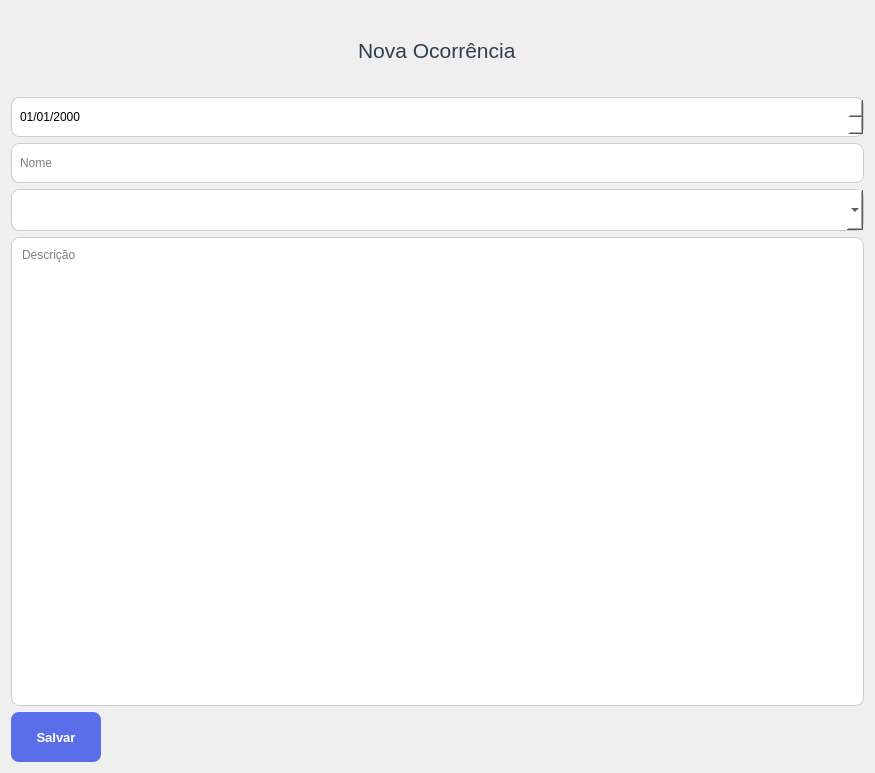
Before: the Qt Designer form App/view/ui/newReport.ui in Caiquef80/Gerenciamento-Escolar, drawn with Qt 5.
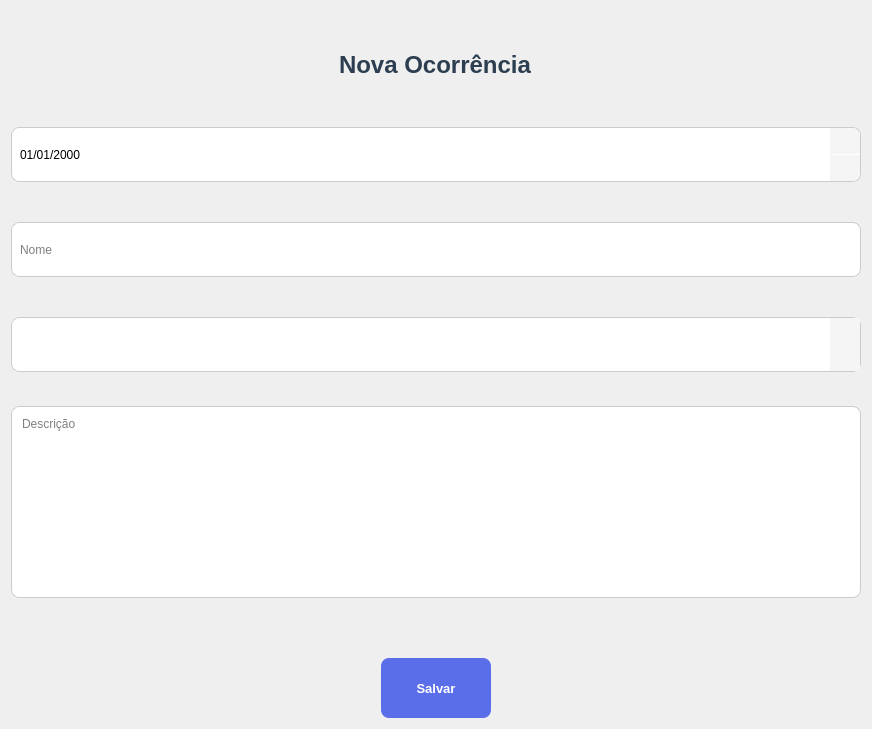
After: the same form once the commit is applied. Icons and pictures are not drawn.

Commit message: fix(reportCardUI e newReportUI) (#122)

Patch:
```diff
--- a/App/view/ui/newReport.ui
+++ b/App/view/ui/newReport.ui
@@ -6,8 +6,8 @@
    <rect>
     <x>0</x>
     <y>0</y>
-    <width>875</width>
-    <height>773</height>
+    <width>872</width>
+    <height>729</height>
    </rect>
   </property>
   <property name="minimumSize">
@@ -31,7 +31,7 @@
     color: #2c3e50;
 }
 
-QLineEdit, QDateTimeEdit, QComboBox, QTextEdit {
+QLineEdit, QComboBox, QTextEdit {
     border: 1px solid #ccc;
     border-radius: 8px;
     padding: 6px;
@@ -46,7 +46,7 @@
     color: white;
     border-radius: 8px;
 	font-size: 13px;
-	font: bold
+	font-weight: bold
 }
 QPushButton:hover {
     background-color: #4a5ed8;  
@@ -55,14 +55,92 @@
 QPushButton:pressed {
     background-color: #3f50c7; 
 }
+
+QComboBox {
+    border-radius: 8px;
+	font-family: &quot;Segoe UI&quot;, &quot;Arial&quot;, sans-serif;
+    padding: 8px;
+}
+
+QComboBox QAbstractItemView {
+    border: 1px solid #a9a9a9;
+    background: white;
+    selection-background-color: #5B6EE9;
+    selection-color: white;
+    padding: 5px;
+}
+
+QComboBox::drop-down {
+    subcontrol-origin: padding;
+    subcontrol-position: top right;
+    width: 30px;
+    background-color: #f5f5f5;
+}
+
+QComboBox::down-arrow {
+    image: url(C:/xampp/htdocs/Gerenciamento-Escolar/App/view/ui/imagens/arrow-down.png);
+    width: 14px;
+    height: 14px;
+}
+
+QDateTimeEdit {
+    border: 1px solid #ccc;
+    border-radius: 8px;
+    padding: 6px;
+    background: white;
+}
+
+QDateTimeEdit::up-button,
+QDateTimeEdit::down-button {
+    width: 30px;
+    background-color: #f5f5f5;
+    border: none;
+}
+
+QDateTimeEdit::up-button {
+    border-top-right-radius: 8px;
+}
+
+QDateTimeEdit::down-button {
+    border-bottom-right-radius: 8px;
+}
+QDateTimeEdit::up-arrow {
+    image: url(C:/xampp/htdocs/Gerenciamento-Escolar/App/view/ui/imagens/arrow-up.png);
+    width: 14px;
+    height: 14px;
+}
+
+QDateTimeEdit::down-arrow {
+    image: url(C:/xampp/htdocs/Gerenciamento-Escolar/App/view/ui/imagens/arrow-down.png);
+    width: 14px;
+    height: 14px;
+}
+
+
 </string>
   </property>
   <layout class="QVBoxLayout" name="verticalLayout_2">
    <item>
-    <layout class="QVBoxLayout" name="verticalLayout" stretch="0,0,0,0,0,0">
+    <layout class="QVBoxLayout" name="verticalLayout">
+     <property name="spacing">
+      <number>0</number>
+     </property>
      <property name="bottomMargin">
       <number>0</number>
      </property>
+     <item>
+      <spacer name="verticalSpacer">
+       <property name="orientation">
+        <enum>Qt::Vertical</enum>
+       </property>
+       <property name="sizeHint" stdset="0">
+        <size>
+         <width>20</width>
+         <height>40</height>
+        </size>
+       </property>
+      </spacer>
+     </item>
      <item alignment="Qt::AlignHCenter">
       <widget class="QLabel" name="label">
        <property name="maximumSize">
@@ -72,12 +150,31 @@
         </size>
        </property>
        <property name="text">
-        <string>&lt;html&gt;&lt;head/&gt;&lt;body&gt;&lt;p&gt;&lt;span style=&quot; font-size:16pt; font-weight:400;&quot;&gt;Nova Ocorrência&lt;/span&gt;&lt;/p&gt;&lt;/body&gt;&lt;/html&gt;</string>
+        <string>&lt;html&gt;&lt;head/&gt;&lt;body&gt;&lt;p&gt;&lt;span style=&quot; font-size:18pt; font-weight:600;&quot;&gt;Nova Ocorrência&lt;/span&gt;&lt;/p&gt;&lt;/body&gt;&lt;/html&gt;</string>
        </property>
       </widget>
      </item>
+     <item>
+      <spacer name="verticalSpacer_2">
+       <property name="orientation">
+        <enum>Qt::Vertical</enum>
+       </property>
+       <property name="sizeHint" stdset="0">
+        <size>
+         <width>20</width>
+         <height>40</height>
+        </size>
+       </property>
+      </spacer>
+     </item>
      <item>
       <widget class="QDateTimeEdit" name="dataOcorrencia">
+       <property name="minimumSize">
+        <size>
+         <width>0</width>
+         <height>55</height>
+        </size>
+       </property>
        <property name="maximumSize">
         <size>
          <width>16777215</width>
@@ -89,8 +186,27 @@
        </property>
       </widget>
      </item>
+     <item>
+      <spacer name="verticalSpacer_3">
+       <property name="orientation">
+        <enum>Qt::Vertical</enum>
+       </property>
+       <property name="sizeHint" stdset="0">
+        <size>
+         <width>20</width>
+         <height>40</height>
+        </size>
+       </property>
+      </spacer>
+     </item>
      <item>
       <widget class="QLineEdit" name="nomeOcorrencia">
+       <property name="minimumSize">
+        <size>
+         <width>0</width>
+         <height>55</height>
+        </size>
+       </property>
        <property name="maximumSize">
         <size>
          <width>16777215</width>
@@ -105,6 +221,19 @@
        </property>
       </widget>
      </item>
+     <item>
+      <spacer name="verticalSpacer_4">
+       <property name="orientation">
+        <enum>Qt::Vertical</enum>
+       </property>
+       <property name="sizeHint" stdset="0">
+        <size>
+         <width>20</width>
+         <height>40</height>
+        </size>
+       </property>
+      </spacer>
+     </item>
      <item>
       <widget class="QComboBox" name="responsavelCombo">
        <property name="sizePolicy">
@@ -113,6 +242,12 @@
          <verstretch>0</verstretch>
         </sizepolicy>
        </property>
+       <property name="minimumSize">
+        <size>
+         <width>0</width>
+         <height>55</height>
+        </size>
+       </property>
        <property name="maximumSize">
         <size>
          <width>16777215</width>
@@ -124,12 +259,28 @@
 		margin-bottom: 0px;
 }</string>
        </property>
+       <property name="currentText">
+        <string/>
+       </property>
       </widget>
      </item>
+     <item>
+      <spacer name="verticalSpacer_5">
+       <property name="orientation">
+        <enum>Qt::Vertical</enum>
+       </property>
+       <property name="sizeHint" stdset="0">
+        <size>
+         <width>20</width>
+         <height>40</height>
+        </size>
+       </property>
+      </spacer>
+     </item>
      <item>
       <widget class="QTextEdit" name="descricaoOcorrencia">
        <property name="sizePolicy">
-        <sizepolicy hsizetype="Expanding" vsizetype="Preferred">
+        <sizepolicy hsizetype="Minimum" vsizetype="Fixed">
          <horstretch>0</horstretch>
          <verstretch>0</verstretch>
         </sizepolicy>
@@ -146,11 +297,24 @@
       </widget>
      </item>
      <item>
+      <spacer name="verticalSpacer_6">
+       <property name="orientation">
+        <enum>Qt::Vertical</enum>
+       </property>
+       <property name="sizeHint" stdset="0">
+        <size>
+         <width>20</width>
+         <height>60</height>
+        </size>
+       </property>
+      </spacer>
+     </item>
+     <item alignment="Qt::AlignHCenter|Qt::AlignVCenter">
       <widget class="QPushButton" name="btnSaveReport">
        <property name="minimumSize">
         <size>
-         <width>90</width>
-         <height>50</height>
+         <width>110</width>
+         <height>60</height>
         </size>
        </property>
        <property name="maximumSize">
```
The commit also changes 3 other files.
